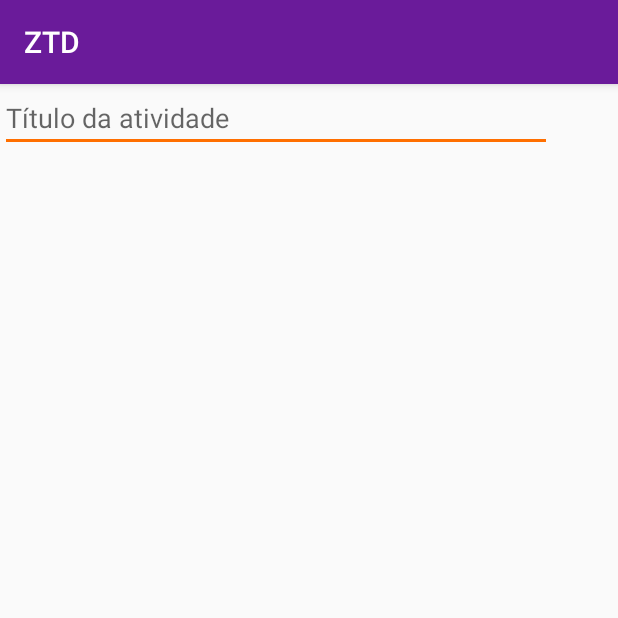
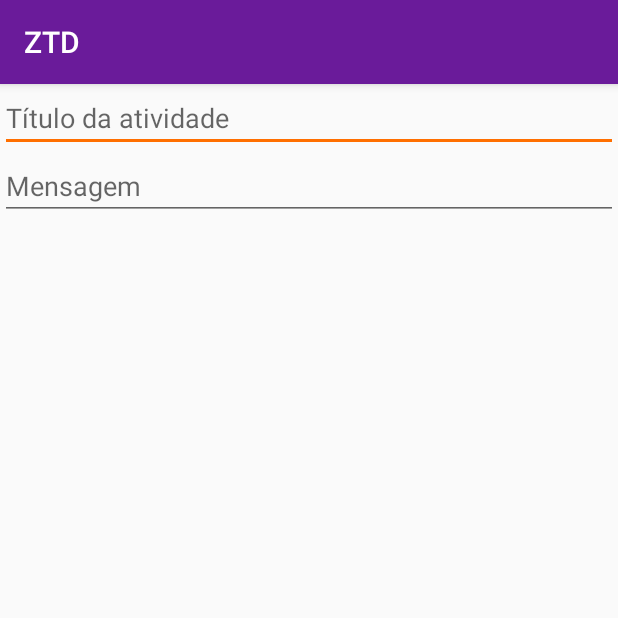
Before and after one commit to VitorVidal14/appdispositivos, an Android app: the NewTask screen opened directly, with no data from a screen before it, on a phone screen of 412 x 824 dp, the top half of it. Run offline under Robolectric (Android 15) with nearby library versions, the phone set to English and light mode, and no system bars.

Commit message:
2.0.0.1 Remodelando o app por causa do erro crítico existente na versão anterior, que impedia a execução do app.

```diff
--- a/app/src/main/res/layout/activity_new_task.xml
+++ b/app/src/main/res/layout/activity_new_task.xml
@@ -1,15 +1,24 @@
 <?xml version="1.0" encoding="utf-8"?>
-<android.support.constraint.ConstraintLayout xmlns:android="http://schemas.android.com/apk/res/android"
-    xmlns:app="http://schemas.android.com/apk/res-auto"
+<LinearLayout xmlns:app="http://schemas.android.com/apk/res-auto"
     xmlns:tools="http://schemas.android.com/tools"
+    xmlns:android="http://schemas.android.com/apk/res/android"
     android:layout_width="match_parent"
-    android:layout_height="match_parent"
-    tools:context="vitor.com.appdispositivos.NewTask">
+    android:layout_height="wrap_content"
+    tools:context="vitor.com.appdispositivos.NewTask"
+    android:orientation="vertical">
 
     <EditText
-        android:id="@+id/album_description_view"
-        android:layout_width="368dp"
+        android:layout_width="match_parent"
         android:layout_height="wrap_content"
         android:hint="@string/title" />
 
-</android.support.constraint.ConstraintLayout>
+    <EditText
+        android:layout_width="match_parent"
+        android:layout_height="match_parent"
+        android:hint="@string/message" />
+
+
+
+
+
+</LinearLayout>
--- a/app/src/main/res/values/strings.xml
+++ b/app/src/main/res/values/strings.xml
@@ -4,6 +4,7 @@
     <string name="section_format">Hello World from section: %1$d</string>
     <string name="title_activity_settings">Settings</string>
     <string name="title">Título da atividade</string>
+    <string name="message">Mensagem</string>
 
     <!-- Strings related to Settings -->
 
```
